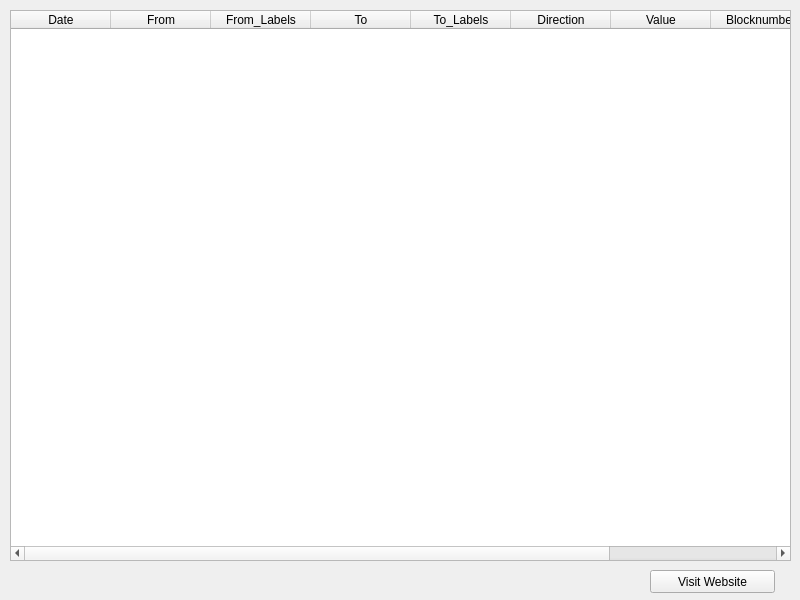
Old version of the form UI/transactions.ui in the repository xiuqiho/ICT2202-Digifax.
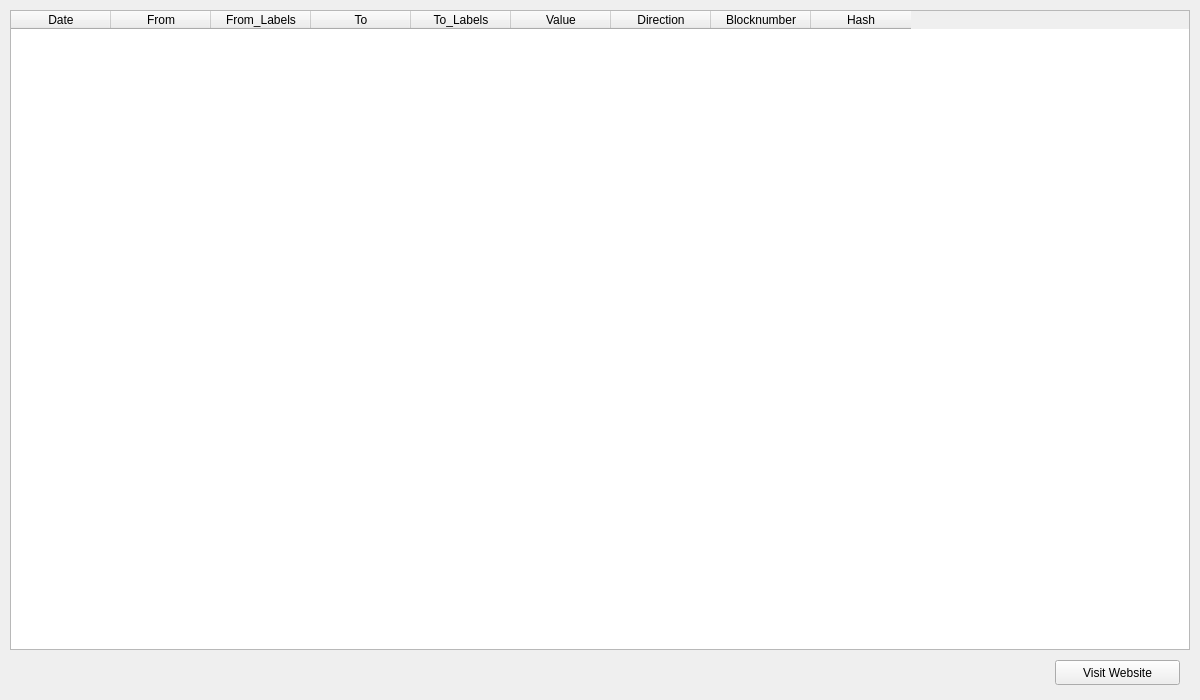
New version of the form.

Commit message: Stable Release of Digifax UI

What changed in the file:
```diff
--- a/UI/transactions.ui
+++ b/UI/transactions.ui
@@ -6,8 +6,8 @@
    <rect>
     <x>0</x>
     <y>0</y>
-    <width>800</width>
-    <height>600</height>
+    <width>1200</width>
+    <height>700</height>
    </rect>
   </property>
   <property name="windowTitle">
@@ -17,10 +17,10 @@
     <widget class="QPushButton" name="websiteButton">
      <property name="geometry">
       <rect>
-       <x>650</x>
-       <y>570</y>
+       <x>1055</x>
+       <y>660</y>
        <width>125</width>
-       <height>23</height>
+       <height>25</height>
       </rect>
      </property>
      <property name="text">
@@ -32,8 +32,8 @@
      <rect>
       <x>10</x>
       <y>10</y>
-      <width>781</width>
-      <height>551</height>
+      <width>1180</width>
+      <height>640</height>
      </rect>
     </property>
     <column>
@@ -61,16 +61,16 @@
       <string>To_Labels</string>
      </property>
     </column>
-    <column>
-     <property name="text">
-      <string>Direction</string>
-     </property>
-    </column>
     <column>
      <property name="text">
       <string>Value</string>
      </property>
     </column>
+    <column>
+     <property name="text">
+      <string>Direction</string>
+     </property>
+    </column>
     <column>
      <property name="text">
       <string>Blocknumber</string>
```
The commit also changes 7 other files.
